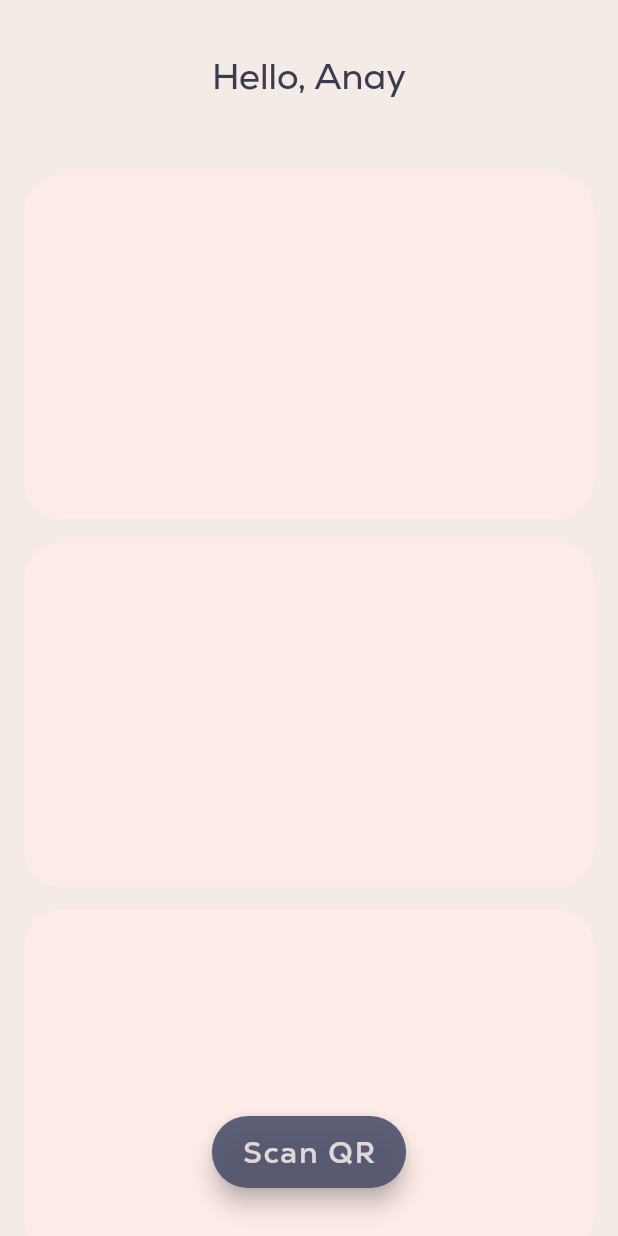
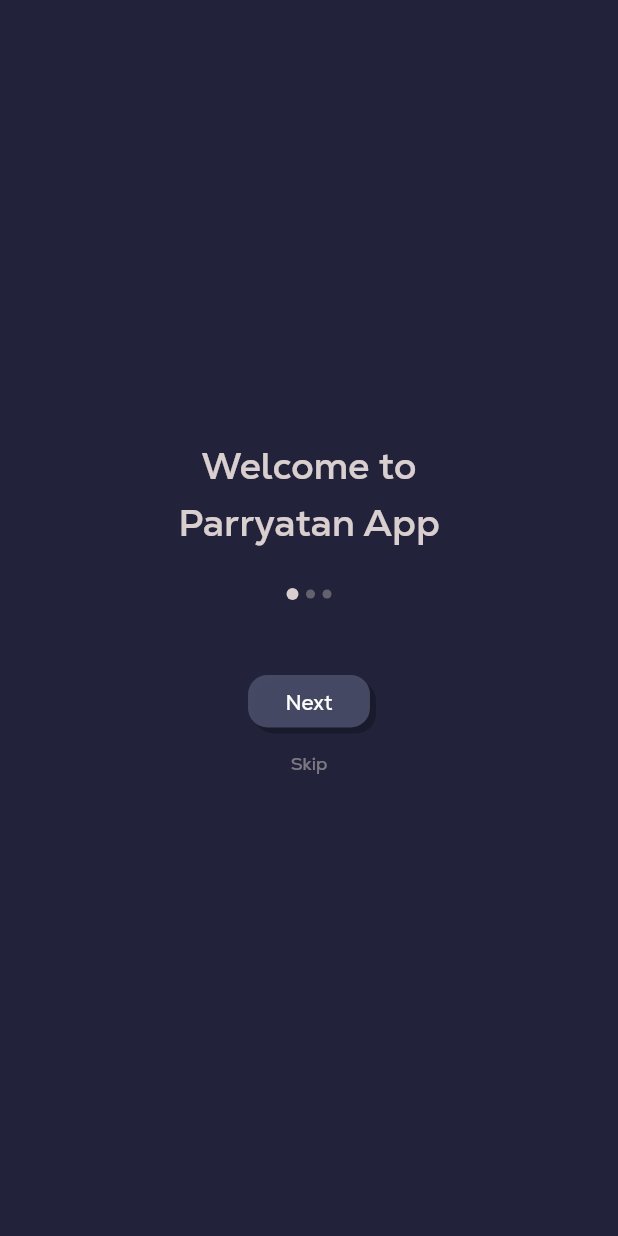
Before and after one commit to anaymaurya04/ParryatanApp, a Flutter app: the screen it shows after launch, on a phone screen of 412 x 824 dp. Run offline on Flutter 3.47's test engine with Material 2 defaults, Android fonts, the phone set to English and light mode, and no system bars; drawn by our look-alikes of liquid_swipe; our stand-ins replace permission_handler, smooth_page_indicator; missing offline and left inert: dart:ffi, qrscan.

Commit message:
Added Onboard_Screen

```diff
--- a/lib/color/color.dart
+++ b/lib/color/color.dart
@@ -1,9 +1,9 @@
 import 'package:flutter/material.dart';
 
-const Color gskin = Color.fromARGB(225, 243,232,228);
-const Color gpurple = Color.fromARGB(225, 74,78,105);
-const Color gblack = Color.fromARGB(225, 34,35,58);
-const Color gbrown = Color.fromARGB(225, 200,172,167);
-const Color gdark = Color.fromARGB(225, 154,140,152);
+const Color gskin = Color.fromARGB(223, 243, 232, 228);
+const Color gpurple = Color.fromARGB(225, 74, 78, 105);
+const Color gblack = Color.fromARGB(225, 34, 35, 58);
+const Color gbrown = Color.fromARGB(225, 200, 172, 167);
+const Color gdark = Color.fromARGB(225, 154, 140, 152);
 const Color glight = Color.fromARGB(225, 253, 235, 230);
 const Color gwhite = Color.fromARGB(255, 248, 229, 229);
--- a/lib/main.dart
+++ b/lib/main.dart
@@ -4,6 +4,7 @@
 import 'package:permission_handler/permission_handler.dart';
 import 'package:test_scanner/color/color.dart';
 import 'package:test_scanner/monu_page.dart';
+import 'package:test_scanner/onboard_screen.dart';
 import 'package:test_scanner/splash_screen.dart';
 
 Future main() async {
@@ -17,10 +18,11 @@
   @override
   Widget build(BuildContext context) {
     return MaterialApp(
+      debugShowCheckedModeBanner: false,
       theme: ThemeData(
           appBarTheme: const AppBarTheme(
               backgroundColor: Colors.transparent, elevation: 0.0)),
-      home: const SplashScreen(),
+      home: const OnBoardingScreen(),
     );
   }
 }
@@ -121,14 +123,14 @@
             ])),
       ),
       floatingActionButton: Padding(
-        padding: const EdgeInsets.only(bottom: 20),
+        padding: const EdgeInsets.only(bottom: 15),
         child: FloatingActionButton.extended(
             backgroundColor: gpurple,
             onPressed: () {
               _scanQR(); // calling a function when user click on button
             },
             shape:
-                RoundedRectangleBorder(borderRadius: BorderRadius.circular(30)),
+                RoundedRectangleBorder(borderRadius: BorderRadius.circular(13)),
             label: const Text(
               "Scan QR",
               style: TextStyle(
--- /dev/null
+++ b/lib/onboard_screen.dart
@@ -0,0 +1,373 @@
+import 'dart:async';
+import 'dart:ffi';
+import 'package:flutter/material.dart';
+import 'package:liquid_swipe/liquid_swipe.dart';
+import 'package:smooth_page_indicator/smooth_page_indicator.dart';
+import 'package:test_scanner/color/color.dart';
+import 'package:test_scanner/main.dart';
+import 'package:test_scanner/splash_screen.dart';
+import 'package:flutter/painting.dart';
+
+class OnBoardingScreen extends StatefulWidget {
+  const OnBoardingScreen({Key? key}) : super(key: key);
+
+  @override
+  _OnBoardingScreenState createState() => _OnBoardingScreenState();
+}
+
+class _OnBoardingScreenState extends State<OnBoardingScreen> {
+  int currentIndex = 0;
+  late LiquidController _liquidController;
+
+  @override
+  void initState() {
+    super.initState();
+    _liquidController = LiquidController();
+  }
+
+  @override
+  Widget build(BuildContext context) {
+    return Scaffold(
+      body: Stack(
+        children: [
+          LiquidSwipe(
+            liquidController: _liquidController,
+            enableLoop: false,
+            disableUserGesture: true,
+            pages: [
+              Container(
+                width: double.infinity,
+                color: Color.fromARGB(255, 34, 35, 58),
+                child: Column(
+                    mainAxisAlignment: MainAxisAlignment.center,
+                    mainAxisSize: MainAxisSize.max,
+                    crossAxisAlignment: CrossAxisAlignment.center,
+                    children: [
+                      const Text(
+                        'Welcome to\nParryatan App',
+                        textAlign: TextAlign.center,
+                        style: TextStyle(
+                          color: gskin,
+                          fontFamily: "NexaTextDemo-Bold",
+                          fontSize: 25,
+                        ),
+                      ),
+                      const SizedBox(
+                        height: 25,
+                      ),
+                      SizedBox(
+                        width: 40,
+                        child: Row(
+                          mainAxisSize: MainAxisSize.max,
+                          mainAxisAlignment: MainAxisAlignment.spaceEvenly,
+                          children: [
+                            Container(
+                              width: 8, // Adjust the circle size as needed
+                              height: 8, // Adjust the circle size as needed
+                              decoration: const BoxDecoration(
+                                shape: BoxShape.circle,
+                                color: gskin, // Circle color
+                              ),
+                            ),
+                            Container(
+                              width: 6, // Adjust the circle size as needed
+                              height: 6, // Adjust the circle size as needed
+                              decoration: const BoxDecoration(
+                                shape: BoxShape.circle,
+                                color: Color.fromARGB(
+                                    80, 243, 232, 228), // Circle color
+                              ),
+                            ),
+                            Container(
+                              width: 6, // Adjust the circle size as needed
+                              height: 6, // Adjust the circle size as needed
+                              decoration: const BoxDecoration(
+                                shape: BoxShape.circle,
+                                color: Color.fromARGB(
+                                    80, 243, 232, 228), // Circle color
+                              ),
+                            )
+                          ],
+                        ),
+                      ),
+                      const SizedBox(
+                        height: 50,
+                      ),
+                      Container(
+                        height: 35,
+                        decoration: BoxDecoration(
+                          color: gpurple, // Button background color
+                          borderRadius: BorderRadius.circular(
+                              13.0), // Button border radius
+                          boxShadow: const [
+                            BoxShadow(
+                              color: Colors.black26, // Shadow color
+                              blurRadius: 0, // Blur radius (adjust as needed)
+                              offset: Offset(4,
+                                  4), // Offset (adjust for vertical position)
+                            ),
+                          ],
+                        ),
+                        child: ElevatedButton(
+                          onPressed: () {
+                            _liquidController.animateToPage(
+                              page: 1,
+                              duration: 350,
+                            );
+                          },
+                          style: ElevatedButton.styleFrom(
+                            primary: Colors
+                                .transparent, // Make the button transparent
+                            elevation: 0, // Remove button elevation
+                            padding: const EdgeInsets.symmetric(
+                              horizontal: 25.0,
+                            ), // Adjust the padding as needed
+                          ),
+                          child: const Text(
+                            "Next",
+                            style: TextStyle(
+                              fontSize: 14,
+                              fontFamily: "Nexa-Trial-Regular",
+                            ),
+                          ),
+                        ),
+                      ),
+                      Opacity(
+                          opacity: 0.5,
+                          child: TextButton(
+                            onPressed: () {
+                              Navigator.push(context,
+                                  MaterialPageRoute(builder: (context) {
+                                return const MyHomePage();
+                              }));
+                            },
+                            child: const Text(
+                              'Skip',
+                              style: TextStyle(
+                                  color: gskin,
+                                  fontSize: 12,
+                                  fontFamily: "Nexa-Trial-Regular"),
+                            ),
+                          )),
+                    ]),
+              ),
+              Container(
+                width: double.infinity,
+                color: Color.fromARGB(255, 34, 35, 58),
+                child: Column(
+                    mainAxisAlignment: MainAxisAlignment.center,
+                    mainAxisSize: MainAxisSize.max,
+                    crossAxisAlignment: CrossAxisAlignment.center,
+                    children: [
+                      const Text(
+                        'Scan\nand Travel',
+                        textAlign: TextAlign.center,
+                        style: TextStyle(
+                          color: gskin,
+                          fontFamily: "NexaTextDemo-Bold",
+                          fontSize: 25,
+                        ),
+                      ),
+                      const SizedBox(
+                        height: 25,
+                      ),
+                      SizedBox(
+                        width: 40,
+                        child: Row(
+                          mainAxisSize: MainAxisSize.max,
+                          mainAxisAlignment: MainAxisAlignment.spaceEvenly,
+                          children: [
+                            Container(
+                              width: 6, // Adjust the circle size as needed
+                              height: 6, // Adjust the circle size as needed
+                              decoration: const BoxDecoration(
+                                shape: BoxShape.circle,
+                                color: Color.fromARGB(
+                                    80, 243, 232, 228), // Circle color
+                              ),
+                            ),
+                            Container(
+                              width: 8, // Adjust the circle size as needed
+                              height: 8, // Adjust the circle size as needed
+                              decoration: const BoxDecoration(
+                                shape: BoxShape.circle,
+                                color: gskin, // Circle color
+                              ),
+                            ),
+                            Container(
+                              width: 6, // Adjust the circle size as needed
+                              height: 6, // Adjust the circle size as needed
+                              decoration: const BoxDecoration(
+                                shape: BoxShape.circle,
+                                color: Color.fromARGB(
+                                    80, 243, 232, 228), // Circle color
+                              ),
+                            )
+                          ],
+                        ),
+                      ),
+                      const SizedBox(
+                        height: 50,
+                      ),
+                      Container(
+                        height: 35,
+                        decoration: BoxDecoration(
+                          color: gpurple, // Button background color
+                          borderRadius: BorderRadius.circular(
+                              13.0), // Button border radius
+                          boxShadow: const [
+                            BoxShadow(
+                              color: Colors.black26, // Shadow color
+                              blurRadius: 0, // Blur radius (adjust as needed)
+                              offset: Offset(4,
+                                  4), // Offset (adjust for vertical position)
+                            ),
+                          ],
+                        ),
+                        child: ElevatedButton(
+                          onPressed: () {
+                            _liquidController.animateToPage(
+                                page: 2, duration: 350);
+                          },
+                          style: ElevatedButton.styleFrom(
+                            primary: Colors
+                                .transparent, // Make the button transparent
+                            elevation: 0, // Remove button elevation
+                            padding: const EdgeInsets.symmetric(
+                              horizontal: 25.0,
+                            ), // Adjust the padding as needed
+                          ),
+                          child: const Text(
+                            "Next",
+                            style: TextStyle(
+                              fontSize: 14,
+                              fontFamily: "Nexa-Trial-Regular",
+                            ),
+                          ),
+                        ),
+                      ),
+                      Opacity(
+                          opacity: 0.5,
+                          child: TextButton(
+                            onPressed: () {
+                              Navigator.push(context,
+                                  MaterialPageRoute(builder: (context) {
+                                return const MyHomePage();
+                              }));
+                            },
+                            child: const Text(
+                              'Skip',
+                              style: TextStyle(
+                                  color: gskin,
+                                  fontSize: 12,
+                                  fontFamily: "Nexa-Trial-Regular"),
+                            ),
+                          )),
+                    ]),
+              ),
+              Container(
+                width: double.infinity,
+                color: Color.fromARGB(255, 34, 35, 58),
+                child: Column(
+                    mainAxisAlignment: MainAxisAlignment.center,
+                    mainAxisSize: MainAxisSize.max,
+                    crossAxisAlignment: CrossAxisAlignment.center,
+                    children: [
+                      const Text(
+                        'Recognize\nthe monument',
+                        textAlign: TextAlign.center,
+                        style: TextStyle(
+                          color: gskin,
+                          fontFamily: "NexaTextDemo-Bold",
+                          fontSize: 25,
+                        ),
+                      ),
+                      const SizedBox(
+                        height: 25,
+                      ),
+                      SizedBox(
+                        width: 40,
+                        child: Row(
+                          mainAxisSize: MainAxisSize.max,
+                          mainAxisAlignment: MainAxisAlignment.spaceEvenly,
+                          children: [
+                            Container(
+                              width: 6, // Adjust the circle size as needed
+                              height: 6, // Adjust the circle size as needed
+                              decoration: const BoxDecoration(
+                                shape: BoxShape.circle,
+                                color: Color.fromARGB(
+                                    80, 243, 232, 228), // Circle color
+                              ),
+                            ),
+                            Container(
+                              width: 6, // Adjust the circle size as needed
+                              height: 6, // Adjust the circle size as needed
+                              decoration: const BoxDecoration(
+                                shape: BoxShape.circle,
+                                color: Color.fromARGB(
+                                    80, 243, 232, 228), // Circle color
+                              ),
+                            ),
+                            Container(
+                              width: 8, // Adjust the circle size as needed
+                              height: 8, // Adjust the circle size as needed
+                              decoration: const BoxDecoration(
+                                shape: BoxShape.circle,
+                                color: gskin, // Circle color
+                              ),
+                            )
+                          ],
+                        ),
+                      ),
+                      const SizedBox(
+                        height: 50,
+                      ),
+                      Container(
+                        height: 35,
+                        decoration: BoxDecoration(
+                          color: gpurple, // Button background color
+                          borderRadius: BorderRadius.circular(
+                              13.0), // Button border radius
+                          boxShadow: const [
+                            BoxShadow(
+                              color: Colors.black26, // Shadow color
+                              blurRadius: 0, // Blur radius (adjust as needed)
+                              offset: Offset(4,
+                                  4), // Offset (adjust for vertical position)
+                            ),
+                          ],
+                        ),
+                        child: ElevatedButton(
+                          onPressed: () {
+                            Navigator.push(context,
+                                MaterialPageRoute(builder: (context) {
+                              return const MyHomePage();
+                            }));
+                          },
+                          style: ElevatedButton.styleFrom(
+                            primary: Colors
+                                .transparent, // Make the button transparent
+                            elevation: 0, // Remove button elevation
+                            padding: const EdgeInsets.symmetric(
+                              horizontal: 25.0,
+                            ), // Adjust the padding as needed
+                          ),
+                          child: const Text(
+                            "Get Started",
+                            style: TextStyle(
+                              fontSize: 14,
+                              fontFamily: "Nexa-Trial-Regular",
+                            ),
+                          ),
+                        ),
+                      ),
+                    ]),
+              ),
+            ],
+          )
+        ],
+      ),
+    );
+  }
+}
--- a/pubspec.yaml
+++ b/pubspec.yaml
@@ -13,6 +13,8 @@
     sdk: flutter
   permission_handler: ^11.0.1
   material: ^1.0.0+2
+  liquid_swipe: ^3.1.0
+  smooth_page_indicator: ^1.1.0
 
 
 dev_dependencies:
```
Also changed, not shown: pubspec.lock.
